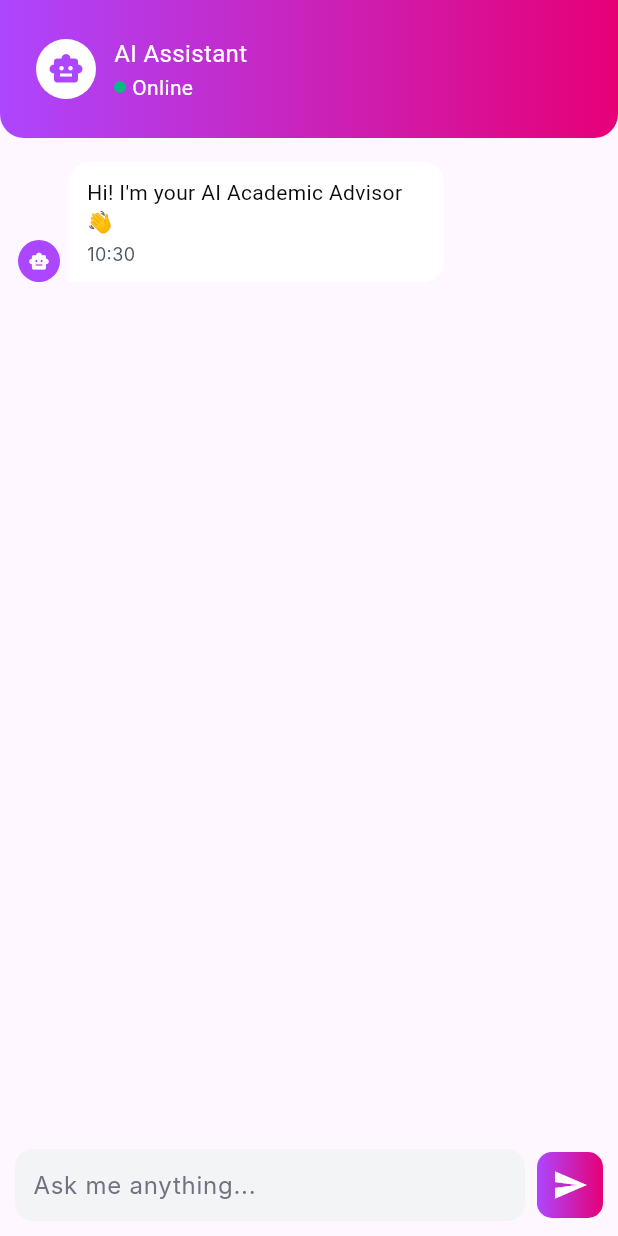
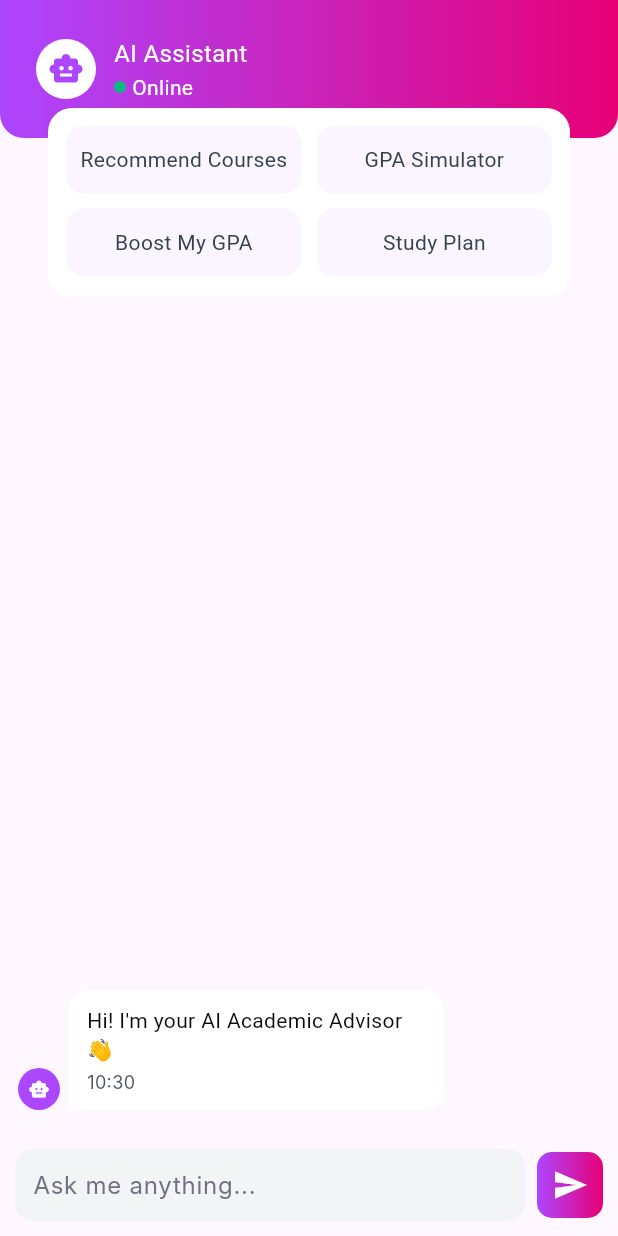
Before and after one commit to mohamedagm/EduAdvisor, a Flutter app: the AIChatView screen opened directly, on a phone screen of 412 x 824 dp. Run offline on Flutter 3.47's test engine with Material 3 defaults, Android fonts, the phone set to English and light mode, and no system bars; network calls fail; Roboto replaces fonts that are missing (Inter, Poppins).

Commit message:
hanlde chat messages to start from bottom (So_tricky) & add QuickActions in AiChatView

```diff
--- a/lib/features/AIChat/ai_chat_view.dart
+++ b/lib/features/AIChat/ai_chat_view.dart
@@ -2,6 +2,7 @@ import 'package:edu_advisor/features/AIChat/message_model.dart';
 import 'package:edu_advisor/features/AIChat/views/widgets/ai_input_field.dart';
 import 'package:edu_advisor/features/AIChat/views/widgets/header_ai_chat.dart';
 import 'package:edu_advisor/features/AIChat/views/widgets/message_bubble.dart';
+import 'package:edu_advisor/features/AIChat/views/widgets/quick_actions.dart';
 import 'package:flutter/material.dart';
 
 class AIChatView extends StatefulWidget {
@@ -70,17 +71,22 @@ class _AIChatViewState extends State<AIChatView> {
   Widget build(BuildContext context) {
     return Scaffold(
       body: SafeArea(
-        child: Column(
+        child: Stack(
+          children: [
+            Column(
               children: [
                 const Header(),
 
                 Expanded(
                   child: ListView.builder(
+                    reverse: true,
                     controller: scrollController,
                     padding: const EdgeInsets.all(12),
                     itemCount: messages.length,
                     itemBuilder: (context, index) {
-                  return MessageBubble(message: messages[index]);
+                      return MessageBubble(
+                        message: messages[messages.length - 1 - index],
+                      );
                     },
                   ),
                 ),
@@ -88,6 +94,23 @@ class _AIChatViewState extends State<AIChatView> {
                 AiInputField(controller: controller, onSend: sendMessage),
               ],
             ),
+            if (messages.length == 1)
+              Positioned(
+                top: 60,
+                right: 20,
+                left: 20,
+                child: SizedBox(
+                  height: 150,
+                  child: QuickActions(
+                    onActionTap: (action) {
+                      controller.text = action;
+                      sendMessage();
+                    },
+                  ),
+                ),
+              ),
+          ],
+        ),
       ),
     );
   }
--- a/lib/features/AIChat/views/widgets/quick_actions.dart
+++ b/lib/features/AIChat/views/widgets/quick_actions.dart
@@ -3,7 +3,8 @@ import 'package:edu_advisor/core/theme/app_text_styles.dart';
 import 'package:flutter/material.dart';
 
 class QuickActions extends StatelessWidget {
-  const QuickActions({super.key});
+  const QuickActions({super.key, required this.onActionTap});
+  final Function(String) onActionTap;
 
   @override
   Widget build(BuildContext context) {
@@ -32,7 +33,9 @@ class QuickActions extends StatelessWidget {
           mainAxisSpacing: 10,
         ),
         itemBuilder: (context, index) {
-          return Container(
+          return GestureDetector(
+            onTap: () => onActionTap(actions[index]),
+            child: Container(
               alignment: Alignment.center,
               decoration: BoxDecoration(
                 color: AppColors.purpleLight,
@@ -44,6 +47,7 @@ class QuickActions extends StatelessWidget {
                   color: AppColors.gray700,
                 ),
               ),
+            ),
           );
         },
       ),
```
Lines whose indentation alone changed are shown as unchanged.
